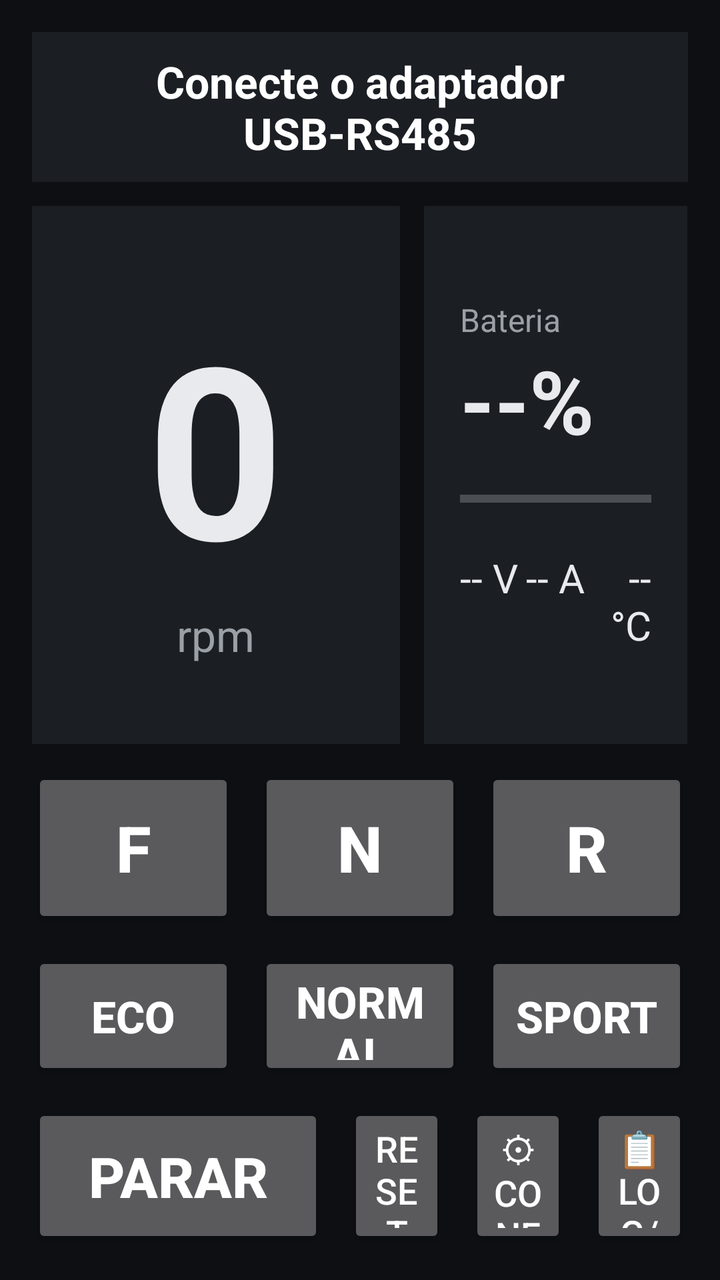
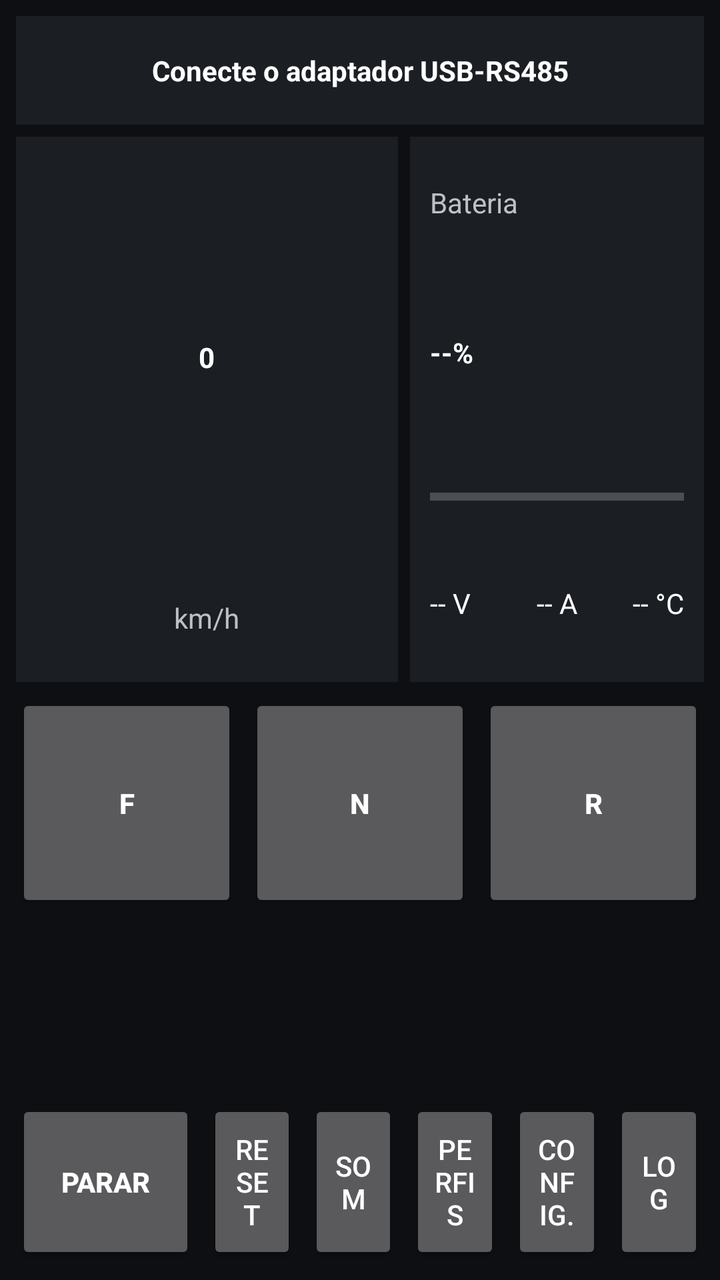

The first picture is an Android layout as it rendered before a commit; the second is the same layout after the commit. The layout source and the unified diff follow.
<!-- AndroidManifest.xml: application theme android:Theme.Material.NoActionBar.Fullscreen -->
<!-- res/layout/activity_main.xml -->
<?xml version="1.0" encoding="utf-8"?>
<LinearLayout xmlns:android="http://schemas.android.com/apk/res/android"
    android:layout_width="match_parent"
    android:layout_height="match_parent"
    android:background="#0D0F12"
    android:orientation="vertical"
    android:padding="16dp">

    <TextView
        android:id="@+id/status"
        android:layout_width="match_parent"
        android:layout_height="wrap_content"
        android:background="#1B1F24"
        android:gravity="center"
        android:padding="10dp"
        android:text="Conecte o adaptador USB-RS485"
        android:textColor="#FFFFFF"
        android:textSize="22sp"
        android:textStyle="bold" />

    <LinearLayout
        android:layout_width="match_parent"
        android:layout_height="0dp"
        android:layout_marginTop="12dp"
        android:layout_weight="1"
        android:orientation="horizontal">

        
        <LinearLayout
            android:layout_width="0dp"
            android:layout_height="match_parent"
            android:layout_weight="1.4"
            android:background="#1B1F24"
            android:gravity="center"
            android:orientation="vertical">

            <TextView
                android:id="@+id/vel"
                android:layout_width="wrap_content"
                android:layout_height="wrap_content"
                android:text="0"
                android:textColor="#E8EAED"
                android:textSize="120sp"
                android:textStyle="bold" />

            <TextView
                android:id="@+id/unid"
                android:layout_width="wrap_content"
                android:layout_height="wrap_content"
                android:text="rpm"
                android:textColor="#9AA0A6"
                android:textSize="22sp" />
        </LinearLayout>

        
        <LinearLayout
            android:layout_width="0dp"
            android:layout_height="match_parent"
            android:layout_marginStart="12dp"
            android:layout_weight="1"
            android:background="#1B1F24"
            android:gravity="center_vertical"
            android:orientation="vertical"
            android:padding="18dp">

            <TextView
                android:layout_width="wrap_content"
                android:layout_height="wrap_content"
                android:text="Bateria"
                android:textColor="#9AA0A6"
                android:textSize="16sp" />

            <TextView
                android:id="@+id/batPct"
                android:layout_width="wrap_content"
                android:layout_height="wrap_content"
                android:text="--%"
                android:textColor="#E8EAED"
                android:textSize="44sp"
                android:textStyle="bold" />

            <ProgressBar
                android:id="@+id/batBar"
                style="?android:attr/progressBarStyleHorizontal"
                android:layout_width="match_parent"
                android:layout_height="28dp"
                android:layout_marginTop="6dp"
                android:max="100"
                android:progress="0" />

            <LinearLayout
                android:layout_width="match_parent"
                android:layout_height="wrap_content"
                android:layout_marginTop="12dp"
                android:orientation="horizontal">

                <TextView
                    android:id="@+id/vbat"
                    android:layout_width="0dp"
                    android:layout_height="wrap_content"
                    android:layout_weight="1"
                    android:text="-- V"
                    android:textColor="#E8EAED"
                    android:textSize="20sp" />

                <TextView
                    android:id="@+id/corr"
                    android:layout_width="0dp"
                    android:layout_height="wrap_content"
                    android:layout_weight="1"
                    android:gravity="center"
                    android:text="-- A"
                    android:textColor="#E8EAED"
                    android:textSize="20sp" />

                <TextView
                    android:id="@+id/temp"
                    android:layout_width="0dp"
                    android:layout_height="wrap_content"
                    android:layout_weight="1"
                    android:gravity="end"
                    android:text="-- °C"
                    android:textColor="#E8EAED"
                    android:textSize="20sp" />
            </LinearLayout>
        </LinearLayout>
    </LinearLayout>

    
    <LinearLayout
        android:layout_width="match_parent"
        android:layout_height="80dp"
        android:layout_marginTop="12dp"
        android:orientation="horizontal">

        <Button android:id="@+id/bF" android:layout_width="0dp" android:layout_height="match_parent"
            android:layout_weight="1" android:text="F" android:textSize="32sp" android:textStyle="bold" />
        <Button android:id="@+id/bN" android:layout_width="0dp" android:layout_height="match_parent"
            android:layout_marginStart="12dp" android:layout_weight="1" android:text="N"
            android:textSize="32sp" android:textStyle="bold" />
        <Button android:id="@+id/bR" android:layout_width="0dp" android:layout_height="match_parent"
            android:layout_marginStart="12dp" android:layout_weight="1" android:text="R"
            android:textSize="32sp" android:textStyle="bold" />
    </LinearLayout>

    
    <LinearLayout
        android:layout_width="match_parent"
        android:layout_height="64dp"
        android:layout_marginTop="12dp"
        android:orientation="horizontal">

        <Button android:id="@+id/m0" android:layout_width="0dp" android:layout_height="match_parent"
            android:layout_weight="1" android:text="ECO" android:textSize="22sp" android:textStyle="bold" />
        <Button android:id="@+id/m1" android:layout_width="0dp" android:layout_height="match_parent"
            android:layout_marginStart="12dp" android:layout_weight="1" android:text="NORMAL"
            android:textSize="22sp" android:textStyle="bold" />
        <Button android:id="@+id/m2" android:layout_width="0dp" android:layout_height="match_parent"
            android:layout_marginStart="12dp" android:layout_weight="1" android:text="SPORT"
            android:textSize="22sp" android:textStyle="bold" />
    </LinearLayout>

    
    <LinearLayout
        android:layout_width="match_parent"
        android:layout_height="72dp"
        android:layout_marginTop="12dp"
        android:orientation="horizontal">

        <Button android:id="@+id/parar" android:layout_width="0dp" android:layout_height="match_parent"
            android:layout_weight="3" android:text="PARAR" android:textSize="28sp" android:textStyle="bold" />
        <Button android:id="@+id/reset" android:layout_width="0dp" android:layout_height="match_parent"
            android:layout_marginStart="12dp" android:layout_weight="1" android:text="Reset falha"
            android:textSize="18sp" />
        <Button android:id="@+id/config" android:layout_width="0dp" android:layout_height="match_parent"
            android:layout_marginStart="12dp" android:layout_weight="1" android:text="⚙ Config."
            android:textSize="18sp" />
        <Button android:id="@+id/log" android:layout_width="0dp" android:layout_height="match_parent"
            android:layout_marginStart="12dp" android:layout_weight="1" android:text="📋 Log/Backup"
            android:textSize="18sp" />
    </LinearLayout>
</LinearLayout>
<!-- resources referenced by this layout -->
<resources>

</resources>

<!-- the commit's change to res/layout/activity_main.xml (unified diff, before → after) -->
@@ -4,124 +4,136 @@
     android:layout_height="match_parent"
     android:background="#0D0F12"
     android:orientation="vertical"
-    android:padding="16dp">
+    android:padding="8dp">
 
     <TextView
         android:id="@+id/status"
         android:layout_width="match_parent"
-        android:layout_height="wrap_content"
+        android:layout_height="0dp"
+        android:layout_weight="0.8"
         android:background="#1B1F24"
         android:gravity="center"
-        android:padding="10dp"
+        android:maxLines="1"
+        android:paddingStart="8dp"
+        android:paddingEnd="8dp"
         android:text="Conecte o adaptador USB-RS485"
         android:textColor="#FFFFFF"
-        android:textSize="22sp"
         android:textStyle="bold" />
 
     <LinearLayout
         android:layout_width="match_parent"
         android:layout_height="0dp"
-        android:layout_marginTop="12dp"
-        android:layout_weight="1"
+        android:layout_marginTop="6dp"
+        android:layout_weight="4"
         android:orientation="horizontal">
 
         
         <LinearLayout
             android:layout_width="0dp"
             android:layout_height="match_parent"
-            android:layout_weight="1.4"
+            android:layout_weight="1.3"
             android:background="#1B1F24"
-            android:gravity="center"
-            android:orientation="vertical">
+            android:orientation="vertical"
+            android:padding="6dp">
 
             <TextView
                 android:id="@+id/vel"
-                android:layout_width="wrap_content"
-                android:layout_height="wrap_content"
+                android:layout_width="match_parent"
+                android:layout_height="0dp"
+                android:layout_weight="4"
+                android:gravity="center"
+                android:maxLines="1"
                 android:text="0"
-                android:textColor="#E8EAED"
-                android:textSize="120sp"
+                android:textColor="#FFFFFF"
                 android:textStyle="bold" />
 
             <TextView
                 android:id="@+id/unid"
-                android:layout_width="wrap_content"
-                android:layout_height="wrap_content"
-                android:text="rpm"
-                android:textColor="#9AA0A6"
-                android:textSize="22sp" />
+                android:layout_width="match_parent"
+                android:layout_height="0dp"
+                android:layout_weight="1"
+                android:gravity="center"
+                android:maxLines="1"
+                android:text="km/h"
+                android:textColor="#BDC1C6" />
         </LinearLayout>
 
         
         <LinearLayout
             android:layout_width="0dp"
             android:layout_height="match_parent"
-            android:layout_marginStart="12dp"
+            android:layout_marginStart="6dp"
             android:layout_weight="1"
             android:background="#1B1F24"
-            android:gravity="center_vertical"
             android:orientation="vertical"
-            android:padding="18dp">
+            android:padding="10dp">
 
             <TextView
-                android:layout_width="wrap_content"
-                android:layout_height="wrap_content"
+                android:id="@+id/batTitulo"
+                android:layout_width="match_parent"
+                android:layout_height="0dp"
+                android:layout_weight="0.8"
+                android:gravity="center_vertical"
+                android:maxLines="1"
                 android:text="Bateria"
-                android:textColor="#9AA0A6"
-                android:textSize="16sp" />
+                android:textColor="#BDC1C6" />
 
             <TextView
                 android:id="@+id/batPct"
-                android:layout_width="wrap_content"
-                android:layout_height="wrap_content"
+                android:layout_width="match_parent"
+                android:layout_height="0dp"
+                android:layout_weight="1.8"
+                android:gravity="center_vertical"
+                android:maxLines="1"
                 android:text="--%"
-                android:textColor="#E8EAED"
-                android:textSize="44sp"
+                android:textColor="#FFFFFF"
                 android:textStyle="bold" />
 
             <ProgressBar
                 android:id="@+id/batBar"
                 style="?android:attr/progressBarStyleHorizontal"
                 android:layout_width="match_parent"
-                android:layout_height="28dp"
-                android:layout_marginTop="6dp"
+                android:layout_height="0dp"
+                android:layout_weight="0.7"
                 android:max="100"
                 android:progress="0" />
 
             <LinearLayout
                 android:layout_width="match_parent"
-                android:layout_height="wrap_content"
-                android:layout_marginTop="12dp"
+                android:layout_height="0dp"
+                android:layout_marginTop="4dp"
+                android:layout_weight="1"
                 android:orientation="horizontal">
 
                 <TextView
                     android:id="@+id/vbat"
                     android:layout_width="0dp"
-                    android:layout_height="wrap_content"
+                    android:layout_height="match_parent"
                     android:layout_weight="1"
+                    android:gravity="center_vertical"
+                    android:maxLines="1"
                     android:text="-- V"
-                    android:textColor="#E8EAED"
-                    android:textSize="20sp" />
+                    android:textColor="#FFFFFF" />
 
                 <TextView
                     android:id="@+id/corr"
                     android:layout_width="0dp"
-                    android:layout_height="wrap_content"
+                    android:layout_height="match_parent"
                     android:layout_weight="1"
                     android:gravity="center"
+                    android:maxLines="1"
                     android:text="-- A"
-                    android:textColor="#E8EAED"
-                    android:textSize="20sp" />
+                    android:textColor="#FFFFFF" />
 
                 <TextView
                     android:id="@+id/temp"
                     android:layout_width="0dp"
-                    android:layout_height="wrap_content"
+                    android:layout_height="match_parent"
                     android:layout_weight="1"
-                    android:gravity="end"
+                    android:gravity="center_vertical|end"
+                    android:maxLines="1"
                     android:text="-- °C"
-                    android:textColor="#E8EAED"
-                    android:textSize="20sp" />
+                    android:textColor="#FFFFFF" />
             </LinearLayout>
         </LinearLayout>
     </LinearLayout>
@@ -129,54 +141,49 @@
     
     <LinearLayout
         android:layout_width="match_parent"
-        android:layout_height="80dp"
-        android:layout_marginTop="12dp"
+        android:layout_height="0dp"
+        android:layout_marginTop="6dp"
+        android:layout_weight="1.6"
         android:orientation="horizontal">
 
         <Button android:id="@+id/bF" android:layout_width="0dp" android:layout_height="match_parent"
-            android:layout_weight="1" android:text="F" android:textSize="32sp" android:textStyle="bold" />
+            android:layout_weight="1" android:text="F" android:textStyle="bold" />
         <Button android:id="@+id/bN" android:layout_width="0dp" android:layout_height="match_parent"
-            android:layout_marginStart="12dp" android:layout_weight="1" android:text="N"
-            android:textSize="32sp" android:textStyle="bold" />
+            android:layout_marginStart="6dp" android:layout_weight="1" android:text="N"
+            android:textStyle="bold" />
         <Button android:id="@+id/bR" android:layout_width="0dp" android:layout_height="match_parent"
-            android:layout_marginStart="12dp" android:layout_weight="1" android:text="R"
-            android:textSize="32sp" android:textStyle="bold" />
+            android:layout_marginStart="6dp" android:layout_weight="1" android:text="R"
+            android:textStyle="bold" />
     </LinearLayout>
 
     
     <LinearLayout
+        android:id="@+id/modos"
         android:layout_width="match_parent"
-        android:layout_height="64dp"
-        android:layout_marginTop="12dp"
-        android:orientation="horizontal">
-
-        <Button android:id="@+id/m0" android:layout_width="0dp" android:layout_height="match_parent"
-            android:layout_weight="1" android:text="ECO" android:textSize="22sp" android:textStyle="bold" />
-        <Button android:id="@+id/m1" android:layout_width="0dp" android:layout_height="match_parent"
-            android:layout_marginStart="12dp" android:layout_weight="1" android:text="NORMAL"
-            android:textSize="22sp" android:textStyle="bold" />
-        <Button android:id="@+id/m2" android:layout_width="0dp" android:layout_height="match_parent"
-            android:layout_marginStart="12dp" android:layout_weight="1" android:text="SPORT"
-            android:textSize="22sp" android:textStyle="bold" />
-    </LinearLayout>
+        android:layout_height="0dp"
+        android:layout_marginTop="6dp"
+        android:layout_weight="1.2"
+        android:orientation="horizontal" />
 
     
     <LinearLayout
         android:layout_width="match_parent"
-        android:layout_height="72dp"
-        android:layout_marginTop="12dp"
+        android:layout_height="0dp"
+        android:layout_marginTop="6dp"
+        android:layout_weight="1.2"
         android:orientation="horizontal">
 
         <Button android:id="@+id/parar" android:layout_width="0dp" android:layout_height="match_parent"
-            android:layout_weight="3" android:text="PARAR" android:textSize="28sp" android:textStyle="bold" />
+            android:layout_weight="2" android:text="PARAR" android:textStyle="bold" />
         <Button android:id="@+id/reset" android:layout_width="0dp" android:layout_height="match_parent"
-            android:layout_marginStart="12dp" android:layout_weight="1" android:text="Reset falha"
-            android:textSize="18sp" />
+            android:layout_marginStart="6dp" android:layout_weight="1" android:text="Reset" />
+        <Button android:id="@+id/som" android:layout_width="0dp" android:layout_height="match_parent"
+            android:layout_marginStart="6dp" android:layout_weight="1" android:text="Som" />
+        <Button android:id="@+id/perfis" android:layout_width="0dp" android:layout_height="match_parent"
+            android:layout_marginStart="6dp" android:layout_weight="1" android:text="Perfis" />
         <Button android:id="@+id/config" android:layout_width="0dp" android:layout_height="match_parent"
-            android:layout_marginStart="12dp" android:layout_weight="1" android:text="⚙ Config."
-            android:textSize="18sp" />
+            android:layout_marginStart="6dp" android:layout_weight="1" android:text="Config." />
         <Button android:id="@+id/log" android:layout_width="0dp" android:layout_height="match_parent"
-            android:layout_marginStart="12dp" android:layout_weight="1" android:text="📋 Log/Backup"
-            android:textSize="18sp" />
+            android:layout_marginStart="6dp" android:layout_weight="1" android:text="Log" />
     </LinearLayout>
 </LinearLayout>
